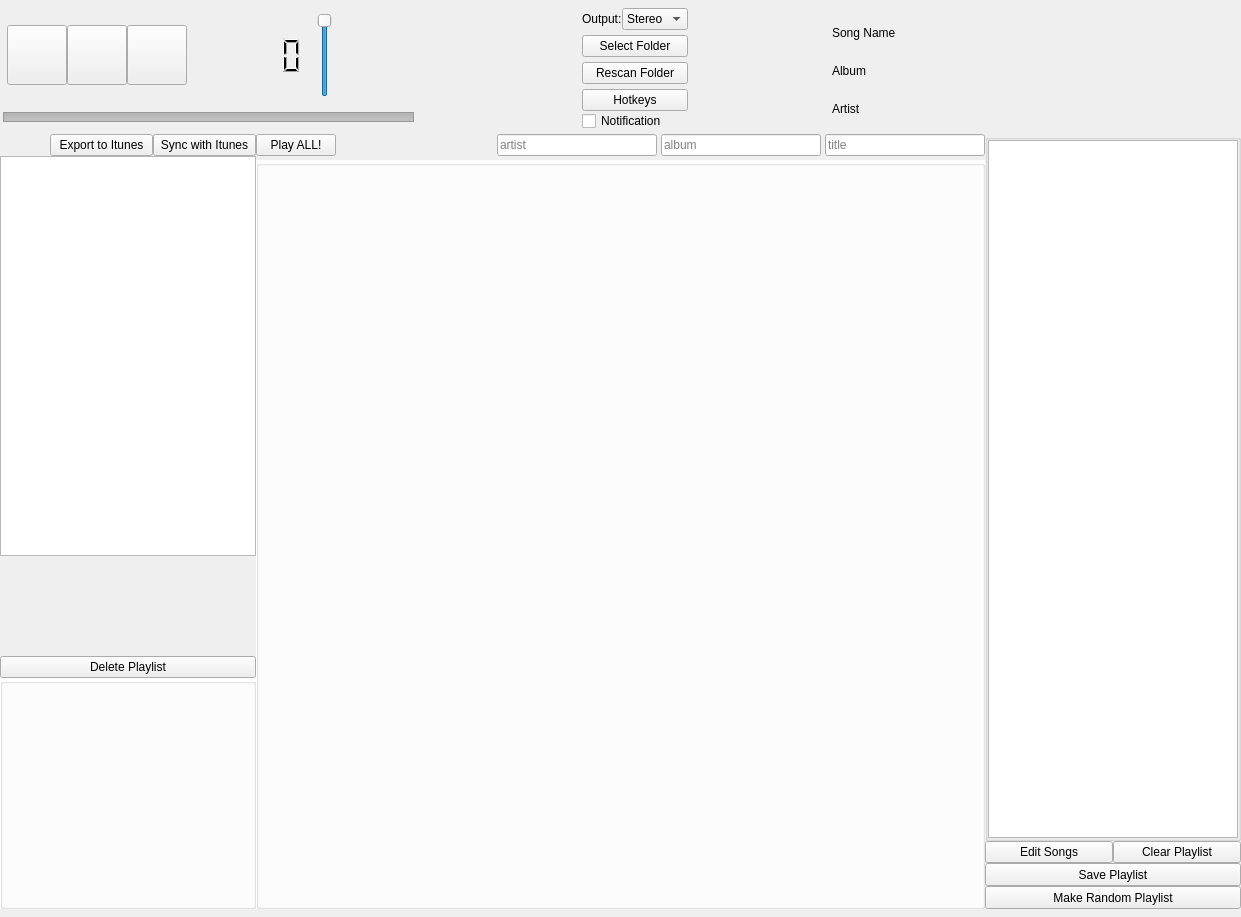
First picture: the form in main.ui, repository fabiomdiniz/Frey, before the edit.
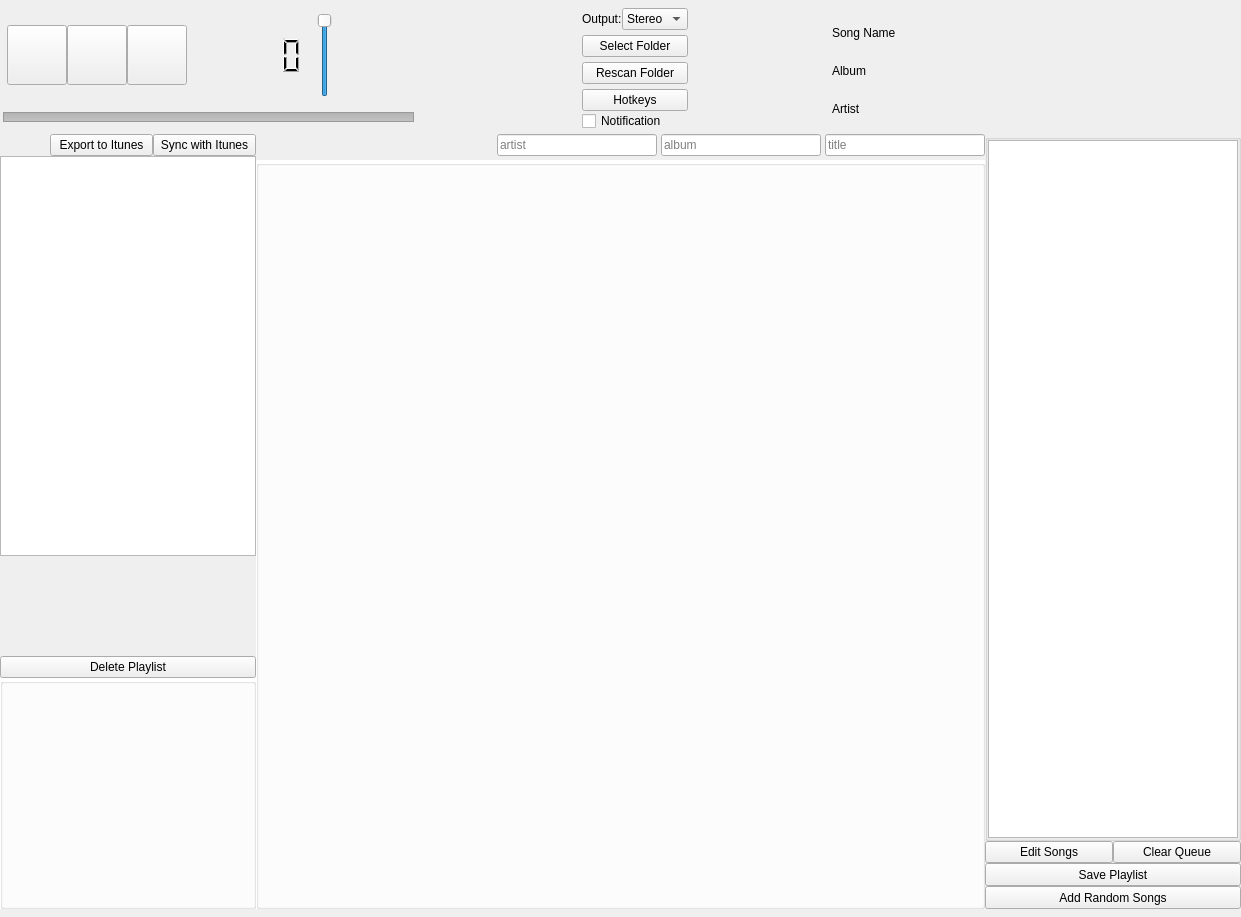
Second picture: the form after the edit. Icons and pictures are not drawn.

Commit message: removed playall button, cleanup of code, handling of drag-drop when the source is internal

Diff of the .ui file:
```diff
--- a/main.ui
+++ b/main.ui
@@ -870,13 +870,6 @@
             <property name="sizeConstraint">
              <enum>QLayout::SetFixedSize</enum>
             </property>
-            <item>
-             <widget class="QPushButton" name="play_all">
-              <property name="text">
-               <string>Play ALL!</string>
-              </property>
-             </widget>
-            </item>
             <item>
              <spacer name="horizontalSpacer_3">
               <property name="orientation">
@@ -1168,7 +1161,7 @@
               <item>
                <widget class="QPushButton" name="clear_button">
                 <property name="text">
-                 <string>Clear Playlist</string>
+                 <string>Clear Queue</string>
                 </property>
                </widget>
               </item>
@@ -1220,7 +1213,7 @@
                </size>
               </property>
               <property name="text">
-               <string>Make Random Playlist</string>
+               <string>Add Random Songs</string>
               </property>
              </widget>
             </item>
```
The commit also changes 2 other files.
